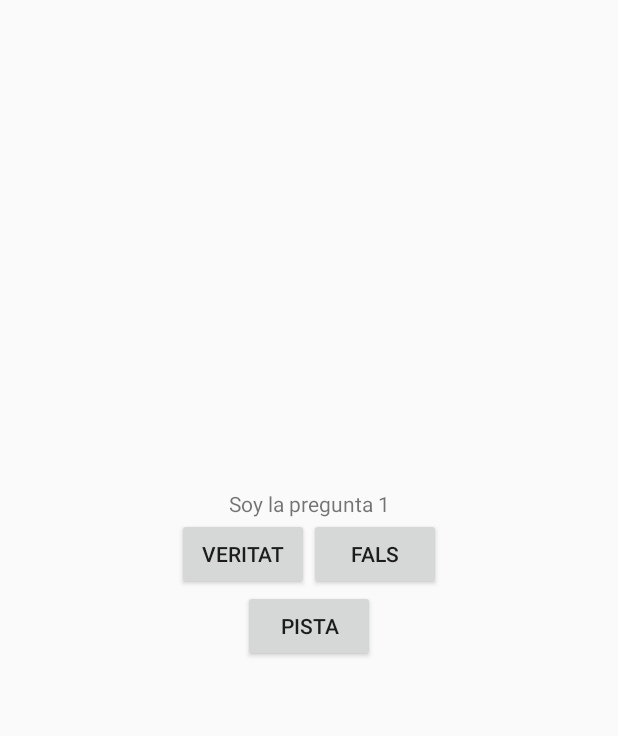
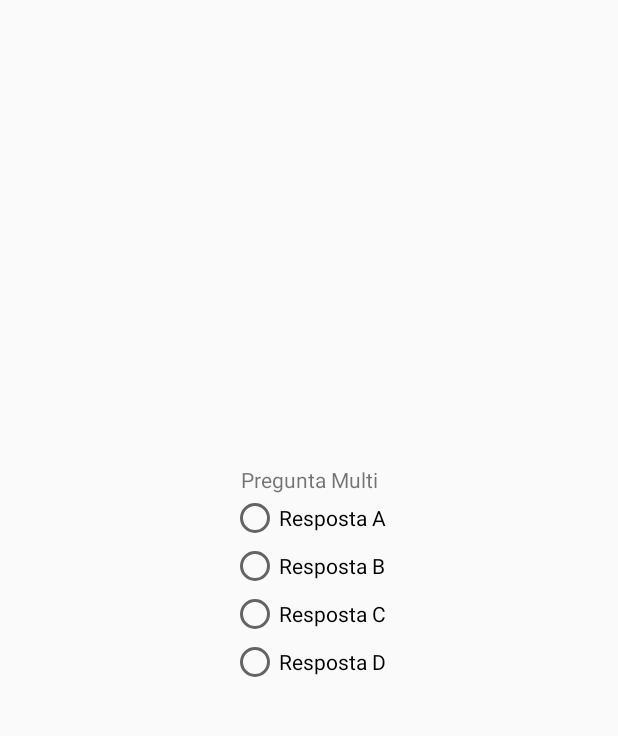
Before and after one commit to jcmilena/DAM2M8UF1APP, an Android app: the screen it shows after launch (MainActivity), after a tap on "Cambio Juego", on a phone screen of 412 x 824 dp, the part 84-820 px from its top. Run offline under Robolectric (Android 15) with nearby library versions, the phone set to English and light mode, and no system bars.

Commit message:
Toolbar con cambio de juego, el juego multirespuesta solo sirve para ver el cambio de pantalla. No tiene que ser jugable.

```diff
--- a/app/src/main/java/com/example/juancarlosmilena/dam2m8_uf1_app/DialogFiPartida.java
+++ b/app/src/main/java/com/example/juancarlosmilena/dam2m8_uf1_app/DialogFiPartida.java
@@ -37,7 +37,7 @@ public class DialogFiPartida extends DialogFragment {
                     public void onClick(DialogInterface dialog, int which) {
                         // indice_pregunta = 0;
                         // actualizar_pregunta();
-                        mListener.nueva_partida(0,0);
+                        mListener.nueva_partida(0,0,0);
                     }
                 })
                 .setNegativeButton("NO", new DialogInterface.OnClickListener() {
@@ -53,6 +53,6 @@ public class DialogFiPartida extends DialogFragment {
 
     public interface DialogFiPartidaListener{
 
-        void nueva_partida(int ind, int aciert);
+        void nueva_partida(int joc, int ind, int aciert);
     }
 }
--- a/app/src/main/java/com/example/juancarlosmilena/dam2m8_uf1_app/MainActivity.java
+++ b/app/src/main/java/com/example/juancarlosmilena/dam2m8_uf1_app/MainActivity.java
@@ -16,7 +16,7 @@ import android.view.MenuItem;
 import java.util.ArrayList;
 import java.util.List;
 
-public class MainActivity extends AppCompatActivity implements PreguntasFragment.PreguntasFragmentListener, DialogFiPartida.DialogFiPartidaListener {
+public class MainActivity extends AppCompatActivity implements PreguntasFragment.PreguntasFragmentListener, DialogFiPartida.DialogFiPartidaListener, PregMultiFragment.PregMultListener {
 
 
 
@@ -25,6 +25,7 @@ public class MainActivity extends AppCompatActivity implements PreguntasFragment
     List<PreguntaMulti> lista_pregMulti = new ArrayList<>();
     int indice;
     int aciertos;
+    int joc = 0;
     Toolbar miToolbar;
 
     @Override
@@ -45,7 +46,7 @@ public class MainActivity extends AppCompatActivity implements PreguntasFragment
         miToolbar = findViewById(R.id.toolbar_m8);
         setSupportActionBar(miToolbar);
 
-        nueva_partida(indice, aciertos);
+        nueva_partida(joc, indice, aciertos);
 
     }
 
@@ -98,6 +99,8 @@ public class MainActivity extends AppCompatActivity implements PreguntasFragment
         {
             case R.id.cambio_juego:
                 //cambio juego
+                joc=(joc==0) ? 1:0;
+                nueva_partida(joc,0,0);
             case R.id.juego1 :
                 // juego 1
             case R.id.juego2 :
@@ -127,14 +130,23 @@ public class MainActivity extends AppCompatActivity implements PreguntasFragment
     }
 
     @Override
-    public void nueva_partida(int ind, int aciert) {
+    public void nueva_partida(int joc, int ind, int aciert) {
 
         indice = ind;
         aciertos = aciert;
 
         FragmentManager fm = getSupportFragmentManager();
-        PreguntasFragment frag = new PreguntasFragment();
-        fm.beginTransaction().replace(R.id.fragment_container, frag).commit();
+        if(joc==0){
+            PreguntasFragment frag = new PreguntasFragment();
+            fm.beginTransaction().replace(R.id.fragment_container, frag).commit();
+        }
+        else{
+            PregMultiFragment frag = new PregMultiFragment();
+            fm.beginTransaction().replace(R.id.fragment_container, frag).commit();
+        }
+
+
+
 
     }
 
--- /dev/null
+++ b/app/src/main/java/com/example/juancarlosmilena/dam2m8_uf1_app/PregMultiFragment.java
@@ -0,0 +1,111 @@
+package com.example.juancarlosmilena.dam2m8_uf1_app;
+
+import android.content.Context;
+import android.net.Uri;
+import android.os.Bundle;
+import android.support.v4.app.Fragment;
+import android.view.LayoutInflater;
+import android.view.View;
+import android.view.ViewGroup;
+import android.widget.RadioButton;
+import android.widget.RadioGroup;
+import android.widget.TextView;
+
+
+public class PregMultiFragment extends Fragment {
+    // TODO: Rename parameter arguments, choose names that match
+    // the fragment initialization parameters, e.g. ARG_ITEM_NUMBER
+    private static final String ARG_PARAM1 = "param1";
+    private static final String ARG_PARAM2 = "param2";
+
+    // TODO: Rename and change types of parameters
+    private String mParam1;
+    private String mParam2;
+
+    private PreguntasFragment.PreguntasFragmentListener mListener;
+
+
+    private TextView pregMulti;
+    private RadioGroup grup_respostes;
+    private RadioButton rbut1, rbut2, rbut3, rbut4;
+
+    public PregMultiFragment() {
+        // Required empty public constructor
+    }
+
+    /**
+     * Use this factory method to create a new instance of
+     * this fragment using the provided parameters.
+     *
+     * @param param1 Parameter 1.
+     * @param param2 Parameter 2.
+     * @return A new instance of fragment PregMultiFragment.
+     */
+    // TODO: Rename and change types and number of parameters
+    public static PregMultiFragment newInstance(String param1, String param2) {
+        PregMultiFragment fragment = new PregMultiFragment();
+        Bundle args = new Bundle();
+        args.putString(ARG_PARAM1, param1);
+        args.putString(ARG_PARAM2, param2);
+        fragment.setArguments(args);
+        return fragment;
+    }
+
+    @Override
+    public void onCreate(Bundle savedInstanceState) {
+        super.onCreate(savedInstanceState);
+        if (getArguments() != null) {
+            mParam1 = getArguments().getString(ARG_PARAM1);
+            mParam2 = getArguments().getString(ARG_PARAM2);
+        }
+    }
+
+    @Override
+    public View onCreateView(LayoutInflater inflater, ViewGroup container,
+                             Bundle savedInstanceState) {
+        // Inflate the layout for this fragment
+        View view= inflater.inflate(R.layout.fragment_preg_multi, container, false);
+        pregMulti = (TextView) view.findViewById(R.id.preg_multi);
+        grup_respostes = (RadioGroup) view.findViewById(R.id.respostes_multi);
+        rbut1 = (RadioButton) view.findViewById(R.id.rbut1);
+        rbut2 = (RadioButton) view.findViewById(R.id.rbut2);
+        rbut3 = (RadioButton) view.findViewById(R.id.rbut3);
+        rbut4 = (RadioButton) view.findViewById(R.id.rbut4);
+
+
+        return view;
+    }
+
+
+    @Override
+    public void onAttach(Context context) {
+        super.onAttach(context);
+        if (context instanceof PreguntasFragment.PreguntasFragmentListener) {
+            mListener = (PreguntasFragment.PreguntasFragmentListener) context;
+        } else {
+            throw new RuntimeException(context.toString()
+                    + " must implement OnFragmentInteractionListener");
+        }
+    }
+
+    @Override
+    public void onDetach() {
+        super.onDetach();
+        mListener = null;
+    }
+
+    /**
+     * This interface must be implemented by activities that contain this
+     * fragment to allow an interaction in this fragment to be communicated
+     * to the activity and potentially other fragments contained in that
+     * activity.
+     * <p>
+     * See the Android Training lesson <a href=
+     * "http://developer.android.com/training/basics/fragments/communicating.html"
+     * >Communicating with Other Fragments</a> for more information.
+     */
+    public interface PregMultListener {
+        // TODO: Update argument type and name
+
+    }
+}
--- /dev/null
+++ b/app/src/main/res/layout/fragment_preg_multi.xml
@@ -0,0 +1,51 @@
+<?xml version="1.0" encoding="utf-8"?>
+<LinearLayout xmlns:android="http://schemas.android.com/apk/res/android"
+    xmlns:tools="http://schemas.android.com/tools"
+    android:layout_width="match_parent"
+    android:layout_height="match_parent"
+    android:orientation="vertical"
+    android:gravity="center"
+    tools:context=".PregMultiFragment">
+
+
+    <TextView
+        android:layout_width="match_parent"
+        android:layout_height="wrap_content"
+        android:gravity="center"
+        android:id="@+id/preg_multi"
+        android:text="Pregunta Multi"/>
+
+    <RadioGroup
+        android:layout_width="wrap_content"
+        android:layout_height="wrap_content"
+        android:id="@+id/respostes_multi">
+
+        <RadioButton
+            android:layout_width="wrap_content"
+            android:layout_height="wrap_content"
+            android:id="@+id/rbut1"
+            android:text="Resposta A"
+            android:checked="false"/>
+        <RadioButton
+            android:layout_width="wrap_content"
+            android:layout_height="wrap_content"
+            android:id="@+id/rbut2"
+            android:text="Resposta B"
+            android:checked="false"/>
+        <RadioButton
+            android:layout_width="wrap_content"
+            android:layout_height="wrap_content"
+            android:id="@+id/rbut3"
+            android:text="Resposta C"
+            android:checked="false"/>
+        <RadioButton
+            android:layout_width="wrap_content"
+            android:layout_height="wrap_content"
+            android:id="@+id/rbut4"
+            android:text="Resposta D"
+            android:checked="false"/>
+
+    </RadioGroup>
+
+
+</LinearLayout>
```
